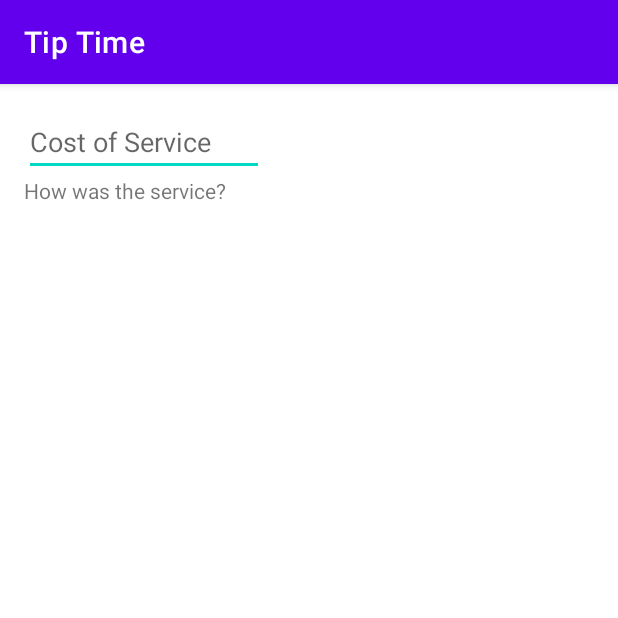
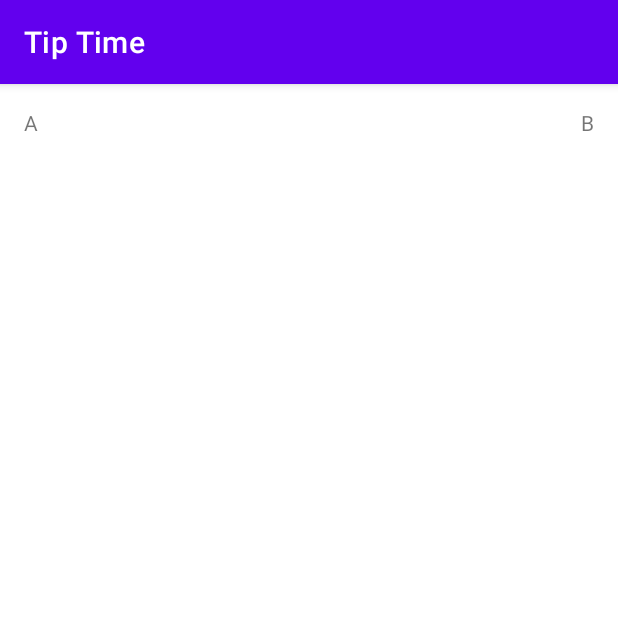
Before and after one commit to rodriguesporan/tip-time, an Android app: the screen it shows after launch (MainActivity), on a phone screen of 412 x 824 dp, the top half of it. Run offline under Robolectric (Android 15) with nearby library versions, the phone set to English and light mode, and no system bars.

Commit message:
feat: finilized project

```diff
--- a/app/src/main/res/layout/activity_main.xml
+++ b/app/src/main/res/layout/activity_main.xml
@@ -7,21 +7,19 @@
     android:padding="16dp"
     tools:context=".MainActivity">
 
-    <EditText
-        android:id="@+id/cost_of_service"
-        android:layout_width="160dp"
-        android:layout_height="wrap_content"
-        android:inputType="numberDecimal"
-        app:layout_constraintStart_toStartOf="parent"
-        app:layout_constraintTop_toTopOf="parent"
-        android:hint="@string/cost_of_service"/>
-
     <TextView
-        android:id="@+id/service_question"
+        android:id="@+id/textViewA"
         android:layout_width="wrap_content"
         android:layout_height="wrap_content"
+        android:text="A"
         app:layout_constraintStart_toStartOf="parent"
-        app:layout_constraintTop_toBottomOf="@id/cost_of_service"
-        android:text="@string/how_was_the_service"/>
+        app:layout_constraintTop_toTopOf="parent" />
+    <TextView
+        android:id="@+id/textViewB"
+        android:layout_width="wrap_content"
+        android:layout_height="wrap_content"
+        android:text="B"
+        app:layout_constraintEnd_toEndOf="parent"
+        app:layout_constraintTop_toTopOf="parent" />
 
 </androidx.constraintlayout.widget.ConstraintLayout>
--- a/app/src/main/res/values/strings.xml
+++ b/app/src/main/res/values/strings.xml
@@ -2,4 +2,10 @@
     <string name="app_name">Tip Time</string>
     <string name="cost_of_service">Cost of Service</string>
     <string name="how_was_the_service">How was the service?</string>
+    <string name="amazing_service">Amazing (20%)</string>
+    <string name="good_service">Good (18%)</string>
+    <string name="ok_service">Okay (15%)</string>
+    <string name="round_tip_up">Round tip up?</string>
+    <string name="calculate">CALCULATE</string>
+    <string name="tip_amount">Tip Amount</string>
 </resources>
```
